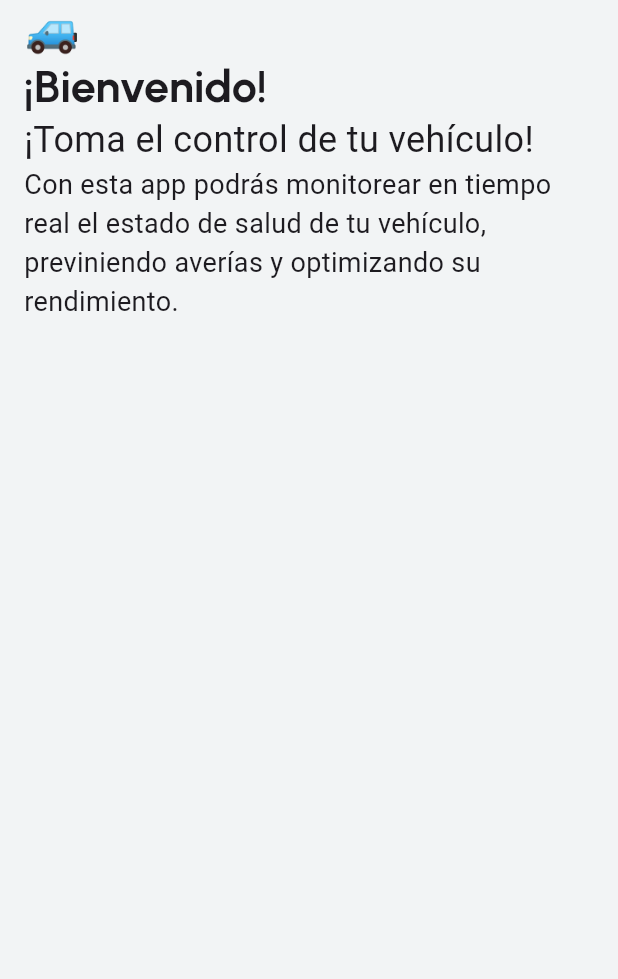
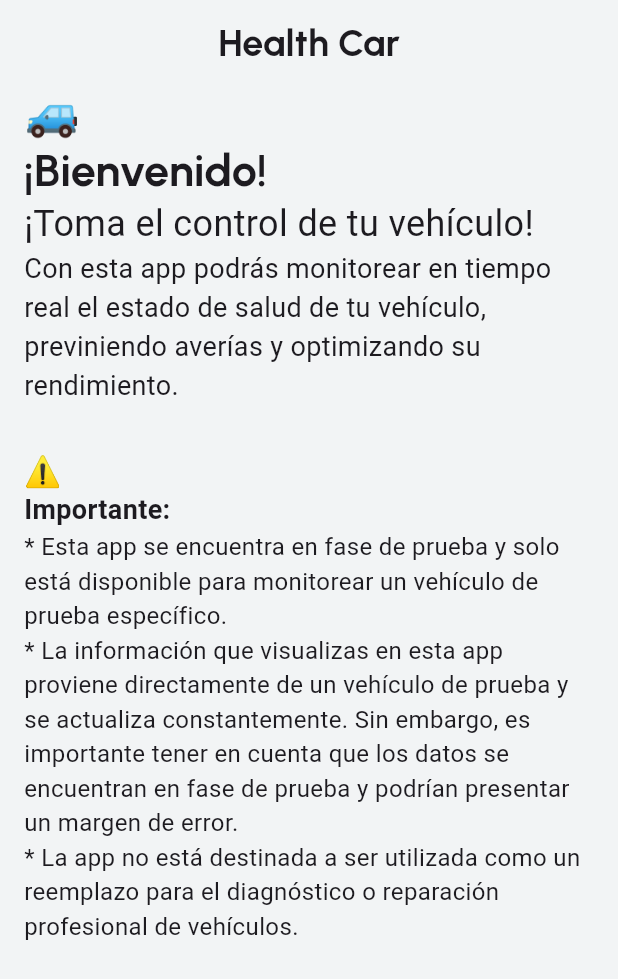
Before and after one commit to lesanpi/health-car-demo-app, a Flutter app: the screen it shows after launch, on a phone screen of 412 x 824 dp. Shown: the top 979 px of the screen. Run offline on Flutter 3.47's test engine with Material 3 defaults, Android fonts, the phone set to English and light mode, and no system bars; our stand-ins replace bloc, equatable, flutter_bloc, flutter_blue_plus, gap, google_fonts and 1 more; missing offline and left inert: flutter_foreground_task; generated files the repository leaves out were written again.

Commit message:
feat: background process to scan devices

```diff
--- a/lib/app/view/app.dart
+++ b/lib/app/view/app.dart
@@ -1,19 +1,66 @@
+import 'dart:developer';
+import 'dart:isolate';
+
 import 'package:flutter/material.dart';
+import 'package:flutter_foreground_task/flutter_foreground_task.dart';
 import 'package:google_fonts/google_fonts.dart';
 import 'package:health_car_demo_app/app/theme.dart';
 import 'package:health_car_demo_app/l10n/l10n.dart';
+import 'package:health_car_demo_app/src/data/repositories/background_repository.dart';
+import 'package:health_car_demo_app/src/domain/repositories/background_repository.dart';
+import 'package:health_car_demo_app/src/domain/use_cases/background_use_case.dart';
 import 'package:health_car_demo_app/src/presentation/home/home.dart';
+
+@pragma('vm:entry-point')
+void startCallback() {
+  // The setTaskHandler function must be called to handle the task in the background.
+  FlutterForegroundTask.setTaskHandler(BackgroundTaskHandler());
+}
+
+class BackgroundTaskHandler extends TaskHandler {
+  SendPort? _sendPort;
+
+  // Called when the task is started.
+  @override
+  Future<void> onStart(DateTime timestamp, SendPort? sendPort) async {
+    _sendPort = sendPort;
+  }
+
+  // Called every [interval] milliseconds in [ForegroundTaskOptions].
+  @override
+  Future<void> onRepeatEvent(DateTime timestamp, SendPort? sendPort) async {
+    await BackgroundUseCase.executeBackgroundProcess();
+  }
+
+  @override
+  void onDestroy(DateTime timestamp, SendPort? sendPort) {
+    log('onDestroy', name: 'BackgroundTaskHandler');
+  }
+}
 
 class App extends StatelessWidget {
   const App({super.key});
 
   @override
   Widget build(BuildContext context) {
-    return MaterialApp(
-      theme: AppTheme.theme,
-      localizationsDelegates: AppLocalizations.localizationsDelegates,
-      supportedLocales: AppLocalizations.supportedLocales,
-      home: const HomePage(),
+    final backgroundRepository =
+        BackgroundRepository(startCallback: startCallback);
+    return RepositoryProvider<IBackgroundRepository>(
+      create: (context) {
+        return backgroundRepository;
+      },
+      child: BlocProvider(
+        create: (context) => BackgroundProcessBloc(
+          BackgroundUseCase(backgroundRepository: backgroundRepository),
+        ),
+        child: MaterialApp(
+          theme: AppTheme.theme,
+          localizationsDelegates: AppLocalizations.localizationsDelegates,
+          supportedLocales: AppLocalizations.supportedLocales,
+          debugShowCheckedModeBanner: false,
+          home: const HomePage(),
+        ),
+      ),
     );
   }
 }
--- a/lib/main_development.dart
+++ b/lib/main_development.dart
@@ -1,3 +1,7 @@
+import 'dart:developer';
+import 'dart:isolate';
+
+import 'package:flutter_foreground_task/flutter_foreground_task.dart';
 import 'package:health_car_demo_app/app/app.dart';
 import 'package:health_car_demo_app/bootstrap.dart';
 
--- a/lib/src/domain/repositories/background_repository.dart
+++ b/lib/src/domain/repositories/background_repository.dart
@@ -1,5 +1,9 @@
 abstract class IBackgroundRepository {
-  const IBackgroundRepository();
+  const IBackgroundRepository({required this.startCallback});
+
+  final Function? startCallback;
+
+  Future<void> start();
 
   Future<bool> isEnabled();
 
--- /dev/null
+++ b/lib/src/presentation/home/bloc/background_process_bloc.dart
@@ -0,0 +1,55 @@
+import 'dart:async';
+import 'dart:developer';
+
+import 'package:bloc/bloc.dart';
+import 'package:equatable/equatable.dart';
+
+import 'package:health_car_demo_app/src/domain/use_cases/background_use_case.dart';
+part 'background_process_event.dart';
+part 'background_process_state.dart';
+
+class BackgroundProcessBloc
+    extends Bloc<BackgroundProcessEvent, BackgroundProcessState> {
+  BackgroundProcessBloc(this.backgroundUseCase) : super(const HomeInitial()) {
+    on<CustomHomeEvent>(_onCustomHomeEvent);
+    on<BackgroundProcessStarted>(_onStarted);
+    on<RequestPermissionPressed>(_onRequestPermissionPressed);
+    add(const BackgroundProcessStarted());
+  }
+  final BackgroundUseCase backgroundUseCase;
+
+  FutureOr<void> _onCustomHomeEvent(
+    CustomHomeEvent event,
+    Emitter<BackgroundProcessState> emit,
+  ) {
+    // TODO: Add Logic
+  }
+
+  FutureOr<void> _onStarted(
+    BackgroundProcessStarted event,
+    Emitter<BackgroundProcessState> emit,
+  ) async {
+    try {
+      await backgroundUseCase.initService();
+      emit(state.copyWith(initializedService: true));
+    } catch (e) {
+      emit(state.copyWith(initializedService: false));
+    }
+  }
+
+  FutureOr<void> _onRequestPermissionPressed(
+    RequestPermissionPressed event,
+    Emitter<BackgroundProcessState> emit,
+  ) async {
+    try {
+      await backgroundUseCase.requestPermissions();
+      await backgroundUseCase.start();
+    } catch (e, s) {
+      log(
+        'Error $e',
+        name: 'HomeBloc.HomeRequestPermissionPressed',
+        stackTrace: s,
+      );
+    }
+  }
+}
--- /dev/null
+++ b/lib/src/presentation/home/bloc/background_process_event.dart
@@ -0,0 +1,26 @@
+part of 'background_process_bloc.dart';
+
+abstract class BackgroundProcessEvent extends Equatable {
+  const BackgroundProcessEvent();
+
+  @override
+  List<Object> get props => [];
+}
+
+/// {@template custom_home_event}
+/// Event added when some custom logic happens
+/// {@endtemplate}
+class CustomHomeEvent extends BackgroundProcessEvent {
+  /// {@macro custom_home_event}
+  const CustomHomeEvent();
+}
+
+class RequestPermissionPressed extends BackgroundProcessEvent {
+  /// {@macro custom_home_event}
+  const RequestPermissionPressed();
+}
+
+class BackgroundProcessStarted extends BackgroundProcessEvent {
+  /// {@macro custom_home_event}
+  const BackgroundProcessStarted();
+}
--- a/lib/src/presentation/home/bloc/home_state.dart
+++ b/lib/src/presentation/home/bloc/background_process_state.dart
@@ -1,26 +1,32 @@
-part of 'home_bloc.dart';
+// ignore_for_file: public_member_api_docs, sort_constructors_first
+part of 'background_process_bloc.dart';
 
 /// {@template home_state}
 /// HomeState description
 /// {@endtemplate}
-class HomeState extends Equatable {
+class BackgroundProcessState extends Equatable {
   /// {@macro home_state}
-  const HomeState({
+  const BackgroundProcessState({
     this.customProperty = 'Default Value',
+    this.initializedService = false,
   });
 
   /// A description for customProperty
   final String customProperty;
 
+  final bool initializedService;
+
   @override
-  List<Object> get props => [customProperty];
+  List<Object> get props => [customProperty, initializedService];
 
   /// Creates a copy of the current HomeState with property changes
-  HomeState copyWith({
+  BackgroundProcessState copyWith({
     String? customProperty,
+    bool? initializedService,
   }) {
-    return HomeState(
+    return BackgroundProcessState(
       customProperty: customProperty ?? this.customProperty,
+      initializedService: initializedService ?? this.initializedService,
     );
   }
 }
@@ -28,7 +34,7 @@ class HomeState extends Equatable {
 /// {@template home_initial}
 /// The initial state of HomeState
 /// {@endtemplate}
-class HomeInitial extends HomeState {
+class HomeInitial extends BackgroundProcessState {
   /// {@macro home_initial}
   const HomeInitial() : super();
 }
--- a/lib/src/presentation/home/bloc/bloc.dart
+++ b/lib/src/presentation/home/bloc/bloc.dart
@@ -1,2 +1,2 @@
 export 'package:flutter_bloc/flutter_bloc.dart';
-export 'home_bloc.dart';
+export 'background_process_bloc.dart';
--- a/lib/src/presentation/home/bloc/home_bloc.dart
+++ /dev/null
@@ -1,19 +0,0 @@
-import 'dart:async';
-
-import 'package:bloc/bloc.dart';
-import 'package:equatable/equatable.dart';
-part 'home_event.dart';
-part 'home_state.dart';
-
-class HomeBloc extends Bloc<HomeEvent, HomeState> {
-  HomeBloc() : super(const HomeInitial()) {
-    on<CustomHomeEvent>(_onCustomHomeEvent);
-  }
-
-  FutureOr<void> _onCustomHomeEvent(
-    CustomHomeEvent event,
-    Emitter<HomeState> emit,
-  ) {
-    // TODO: Add Logic
-  }
-}
--- a/lib/src/presentation/home/bloc/home_event.dart
+++ /dev/null
@@ -1,17 +0,0 @@
-part of 'home_bloc.dart';
-
-abstract class HomeEvent  extends Equatable {
-  const HomeEvent();
-
-  @override
-  List<Object> get props => [];
-
-}
-
-/// {@template custom_home_event}
-/// Event added when some custom logic happens
-/// {@endtemplate}
-class CustomHomeEvent extends HomeEvent {
-  /// {@macro custom_home_event}
-  const CustomHomeEvent();
-}
--- a/lib/src/presentation/home/view/home_page.dart
+++ b/lib/src/presentation/home/view/home_page.dart
@@ -1,4 +1,5 @@
 import 'package:flutter/material.dart';
+import 'package:health_car_demo_app/src/domain/use_cases/background_use_case.dart';
 import 'package:health_car_demo_app/src/presentation/home/bloc/bloc.dart';
 import 'package:health_car_demo_app/src/presentation/home/widgets/home_body.dart';
 
@@ -16,11 +17,13 @@ class HomePage extends StatelessWidget {
 
   @override
   Widget build(BuildContext context) {
-    return BlocProvider(
-      create: (context) => HomeBloc(),
-      child: const Scaffold(
-        body: HomeView(),
+    return Scaffold(
+      appBar: AppBar(
+        title: const Text('Health Car'),
+        centerTitle: true,
+        backgroundColor: Colors.transparent,
       ),
+      body: const HomeView(),
     );
   }
 }
--- a/lib/src/presentation/home/widgets/home_body.dart
+++ b/lib/src/presentation/home/widgets/home_body.dart
@@ -65,6 +65,32 @@ class WelcomeView extends StatelessWidget {
             'Con esta app podrás monitorear en tiempo real el estado de salud de tu vehículo, previniendo averías y optimizando su rendimiento.',
             style: TextStyle(fontSize: 18),
           ),
+          const Gap(Consts.margin * 2),
+          Text(
+            '⚠️',
+            style: Theme.of(context).textTheme.titleLarge?.copyWith(
+                  fontSize: 20,
+                ),
+          ),
+          const Text(
+            'Importante:',
+            style: TextStyle(fontSize: 18, fontWeight: FontWeight.bold),
+          ),
+          const Text(
+            '''
+* Esta app se encuentra en fase de prueba y solo está disponible para monitorear un vehículo de prueba específico.''',
+            style: TextStyle(fontSize: 16),
+          ),
+          const Text(
+            '''
+* La información que visualizas en esta app proviene directamente de un vehículo de prueba y se actualiza constantemente. Sin embargo, es importante tener en cuenta que los datos se encuentran en fase de prueba y podrían presentar un margen de error.''',
+            style: TextStyle(fontSize: 16),
+          ),
+          const Text(
+            '''
+* La app no está destinada a ser utilizada como un reemplazo para el diagnóstico o reparación profesional de vehículos.''',
+            style: TextStyle(fontSize: 16),
+          ),
         ],
       ),
     );
@@ -124,9 +150,12 @@ class PermissionRequestView extends StatelessWidget {
           ),
           const Gap(Consts.margin),
           ElevatedButton(
+            // Implementar la lógica para abrir la configuración de permisos
+            // y solicitar la opción "Permitir actividad en segundo plano"
             onPressed: () async {
-              // Implementar la lógica para abrir la configuración de permisos
-              // y solicitar la opción "Permitir actividad en segundo plano"
+              context
+                  .read<BackgroundProcessBloc>()
+                  .add(const RequestPermissionPressed());
             },
             child: const Center(child: Text('Activar permisos')),
           ),
```
Also changed, not shown: lib/bootstrap.dart (+0 -27 lines), lib/src/data/repositories/background_repository.dart (+18 -0 lines), lib/src/domain/use_cases/background_use_case.dart (+13 -2 lines), 5 other files.
